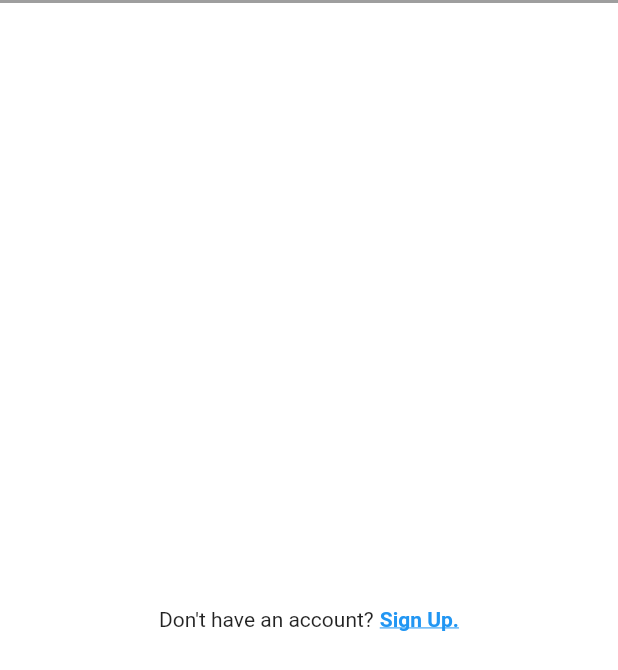
After one commit to omar-danasoury/instagram_login_ui_clone, a Flutter app: the screen it shows after launch, on a phone screen of 412 x 824 dp. The commit adds this screen. Shown: the top 670 px of the screen. Run offline on Flutter 3.47's test engine with Material 2 defaults, Android fonts, the phone set to English and light mode, and no system bars.

Commit message:
refactored the footer widget

```diff
--- /dev/null
+++ b/lib/components/footer.dart
@@ -0,0 +1,24 @@
+import 'package:flutter/material.dart';
+import 'package:instagram_login/constants.dart';
+
+class Footer extends StatelessWidget {
+  @override
+  Widget build(BuildContext context) {
+    return Container(
+      child: Row(
+        mainAxisAlignment: MainAxisAlignment.center,
+        children: [
+          Text("Don't have an account?"),
+          SizedBox(
+            width: 4.0,
+          ),
+          Text(
+            "Sign Up.",
+            style: signUpTextStyle,
+          ),
+        ],
+      ),
+      decoration: signUpBoxDecoration,
+    );
+  }
+}
--- a/lib/pages/login_page.dart
+++ b/lib/pages/login_page.dart
@@ -1,4 +1,5 @@
 import 'package:flutter/material.dart';
+import 'package:instagram_login/components/footer.dart';
 import 'package:instagram_login/constants.dart';
 
 class LoginPage extends StatelessWidget {
@@ -14,30 +15,15 @@ class LoginPage extends StatelessWidget {
           // TODO 1:the footer
           Expanded(
             flex: 1,
-            child: Container(
-              child: Row(
-                mainAxisAlignment: MainAxisAlignment.center,
-                children: [
-                  Text("Don't have an account?"),
-                  SizedBox(
-                    width: 4.0,
-                  ),
-                  Text(
-                    "Sign Up.",
-                    style: signUpTextStyle,
-                  ),
-                ],
-                // TODO: add the top spinner as a dummy one
-                // TODO:  then start working on the center
-                // TODO: logo and the text fields
-
-                // TODO: add the padding for the footer
-              ),
-              decoration: signUpBoxDecoration,
-            ),
+            child: Footer(),
           ),
         ],
       ),
     );
   }
 }
+// TODO: add the top spinner as a dummy one
+// TODO:  then start working on the center
+// TODO: logo and the text fields
+
+// TODO: add the padding for the footer
```
